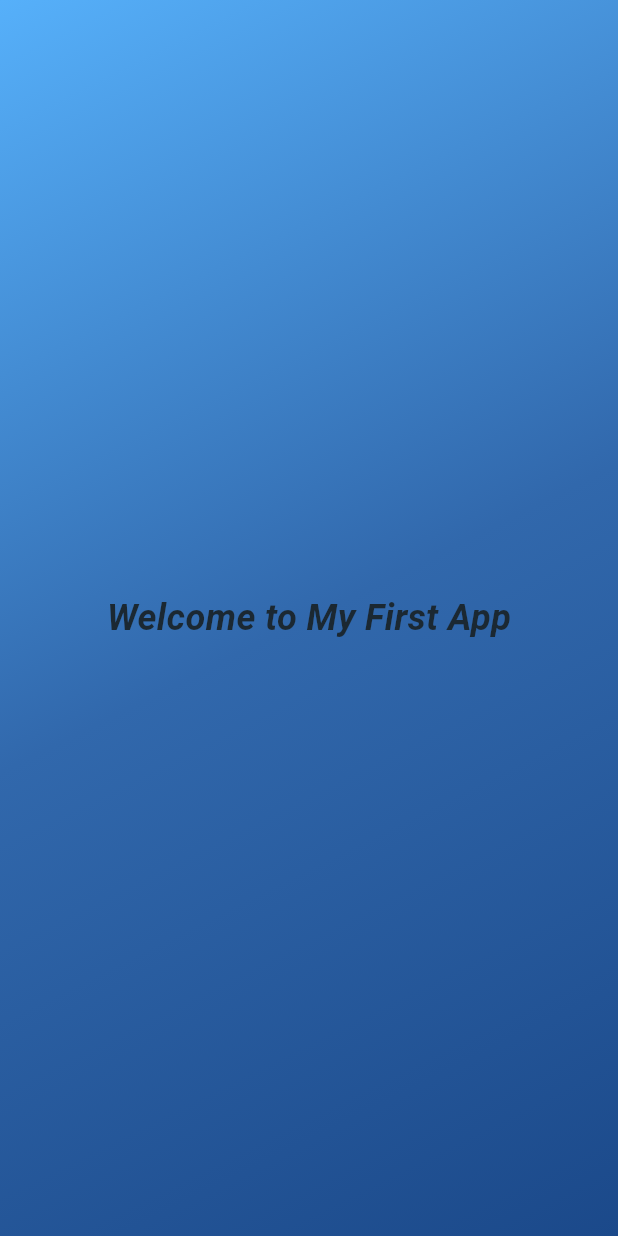
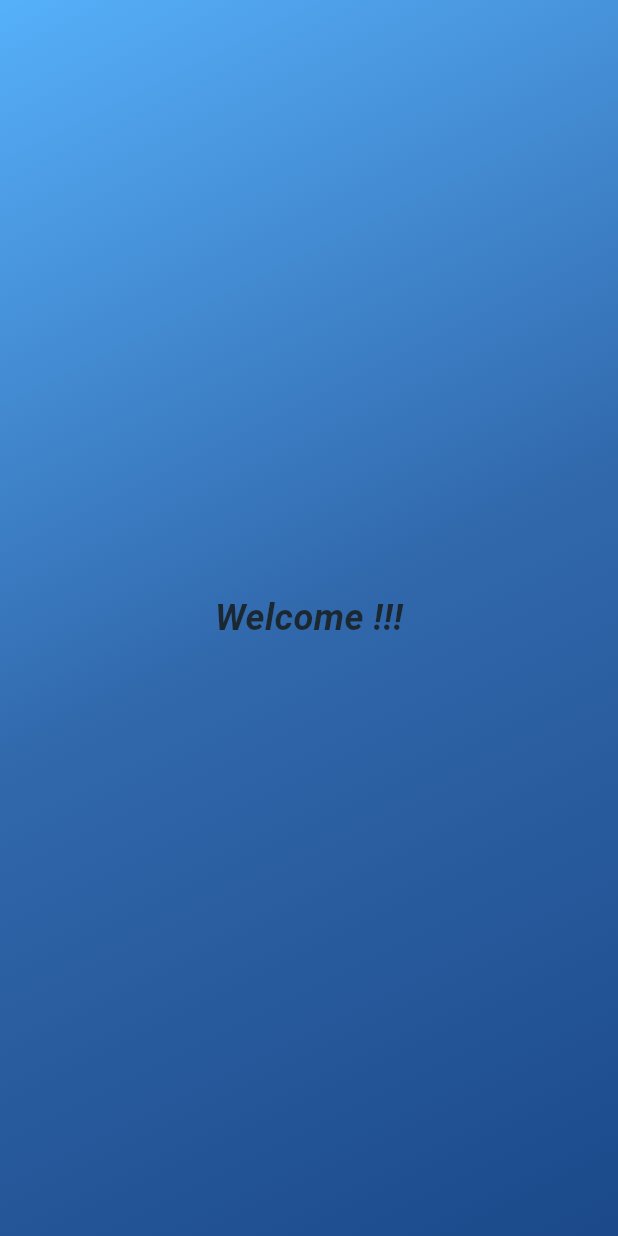
Before and after one commit to MichalMatu/FlutterApp, a Flutter app: the screen it shows after launch, on a phone screen of 412 x 824 dp. Run offline on Flutter 3.47's test engine with Material 3 defaults, Android fonts, the phone set to English and light mode, and no system bars.

Commit message:
list, passing variables

```diff
--- a/lib/gradient_container.dart
+++ b/lib/gradient_container.dart
@@ -1,24 +1,28 @@
 import 'package:flutter/material.dart';
 import 'package:my_first_app/welcome_screen_text.dart';
 
-// declare 3 variable to store the color code
-const Color color1 = Color.fromARGB(255, 86, 176, 250);
-const Color color2 = Color.fromARGB(255, 49, 104, 172);
-const Color color3 = Color.fromARGB(255, 27, 73, 138);
+const String text = "Welcome !!!";
 
 class GradientContainer extends StatelessWidget {
-  const GradientContainer({super.key});
+  const GradientContainer(this.colors, {super.key});
+
+  final List<Color> colors;
+
   @override
   Widget build(BuildContext context) {
     return Container(
-      decoration: const BoxDecoration(
+      decoration: BoxDecoration(
         gradient: LinearGradient(
           begin: Alignment.topLeft,
           end: Alignment.bottomRight,
-          colors: [color1, color2, color3],
+          colors: [
+            colors[0],
+            colors[1],
+            colors[2],
+          ],
         ),
       ),
-      child: const WelcomeScreenText(),
+      child: const WelcomeScreenText(text),
     );
   }
 }
--- a/lib/main.dart
+++ b/lib/main.dart
@@ -1,9 +1,21 @@
 import 'package:flutter/material.dart';
 import 'package:my_first_app/gradient_container.dart';
+
+// declare 3 variable to store the color code
+// const Color color1 = Color.fromARGB(255, 86, 176, 250);
+// const Color color2 = Color.fromARGB(255, 49, 104, 172);
+// const Color color3 = Color.fromARGB(255, 27, 73, 138);
+
+// create colors list
+const List<Color> colors = [
+  Color.fromARGB(255, 86, 176, 250),
+  Color.fromARGB(255, 49, 104, 172),
+  Color.fromARGB(255, 27, 73, 138)
+];
 
 void main() {
   runApp(const MaterialApp(
       home: Scaffold(
-    body: GradientContainer(),
+    body: GradientContainer(colors),
   )));
 }
--- a/lib/welcome_screen_text.dart
+++ b/lib/welcome_screen_text.dart
@@ -3,13 +3,16 @@ import 'package:flutter/material.dart';
 const Color color1 = Color.fromARGB(255, 27, 40, 50);
 
 class WelcomeScreenText extends StatelessWidget {
-  const WelcomeScreenText({super.key});
+  const WelcomeScreenText(this.text, {super.key});
+
+  final String text;
+
   @override
   Widget build(BuildContext context) {
-    return const Center(
+    return Center(
       child: Text(
-        'Welcome to My First App',
-        style: TextStyle(
+        text,
+        style: const TextStyle(
           fontSize: 24,
           fontWeight: FontWeight.bold,
           color: color1,
```
